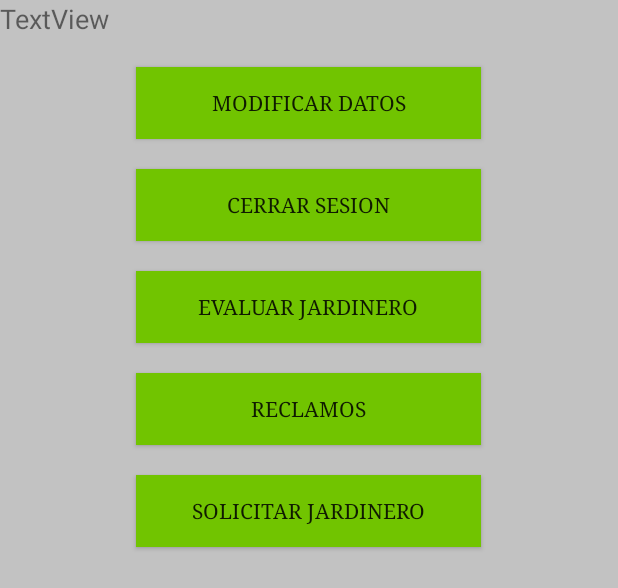
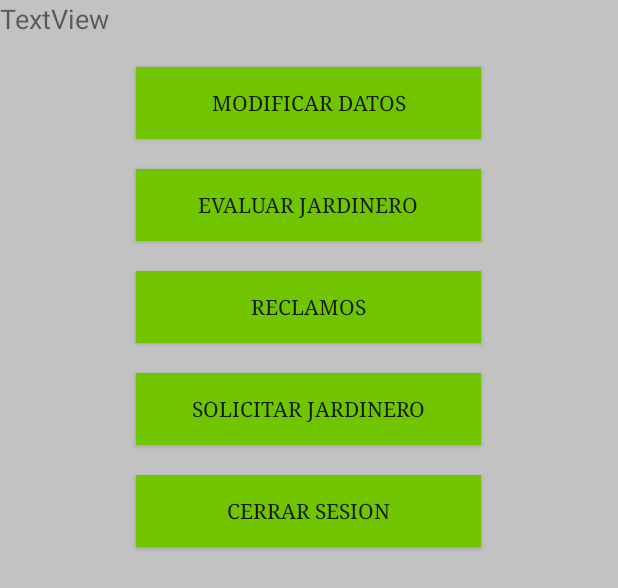
Before and after one commit to paoparra/Jardineros-GPS, an Android app: the layout panel_usuario.xml on its own in the app's theme, with its tools: preview values and no code run, on a phone screen of 412 x 824 dp. Shown: the top 588 px of the screen. Run offline under Robolectric (Android 15) with nearby library versions, the light colour scheme and no system bars.

Commit message:
avance11

```diff
--- a/jardineros/app/src/main/res/layout/panel_usuario.xml
+++ b/jardineros/app/src/main/res/layout/panel_usuario.xml
@@ -22,17 +22,6 @@
         android:layout_gravity="center_horizontal"
         android:layout_marginTop="20dp"
         />
-
-    <Button
-        android:text="Cerrar Sesion"
-
-        android:id="@+id/csesion"
-        android:background="#71C400"
-        android:fontFamily="serif"
-        android:layout_width="230dp"
-        android:layout_height="wrap_content"
-        android:layout_gravity="center_horizontal"
-        android:layout_marginTop="20dp"/>
 
     <Button
         android:id="@+id/evaluarJardinero"
@@ -66,4 +55,15 @@
         android:layout_height="wrap_content"
         android:layout_gravity="center_horizontal"
         android:layout_marginTop="20dp"/>
+
+    <Button
+        android:id="@+id/csesion"
+
+        android:layout_width="230dp"
+        android:layout_height="wrap_content"
+        android:layout_gravity="center_horizontal"
+        android:layout_marginTop="20dp"
+        android:background="#71C400"
+        android:fontFamily="serif"
+        android:text="Cerrar Sesion" />
 </LinearLayout>
```
Also changed, not shown: jardineros/app/src/main/java/com/example/pipe/ubb/panel_usuario.java (+14 -6 lines), 30 other files.
